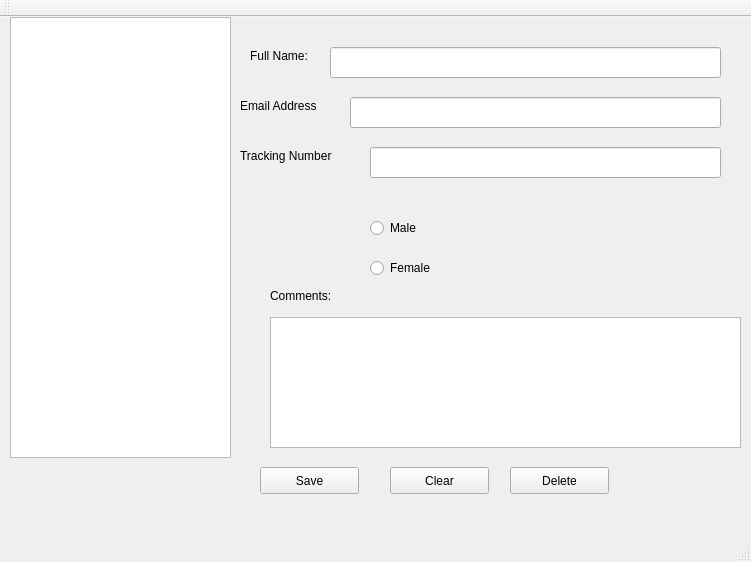
dkreider/people-tracker, file PeopleTracker/peopletracker.ui: the form before one commit.
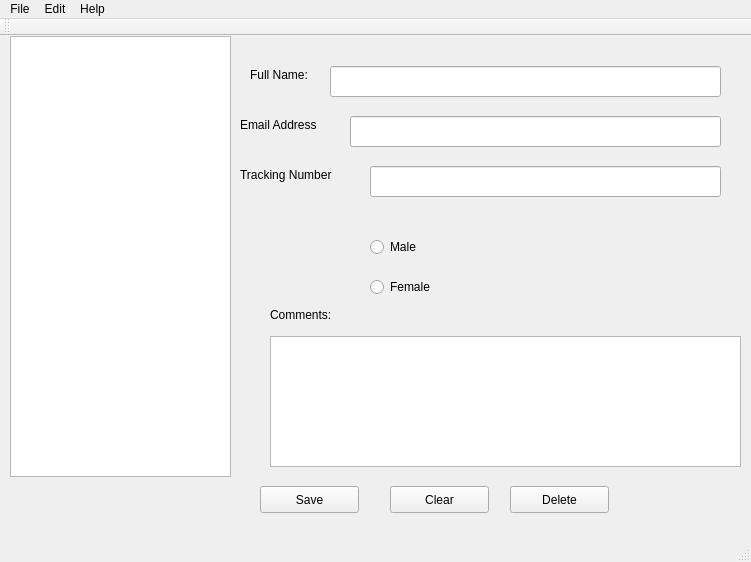
The form after the commit. Icons and pictures are not drawn.

Commit message: Updated UI to include a menu bar.

The edit to the form file:
```diff
--- a/PeopleTracker/peopletracker.ui
+++ b/PeopleTracker/peopletracker.ui
@@ -195,6 +195,31 @@
      <height>25</height>
     </rect>
    </property>
+   <widget class="QMenu" name="menuType">
+    <property name="title">
+     <string>File</string>
+    </property>
+    <addaction name="separator"/>
+    <addaction name="actionOpen"/>
+    <addaction name="actionNew"/>
+   </widget>
+   <widget class="QMenu" name="menuEdit">
+    <property name="title">
+     <string>Edit</string>
+    </property>
+    <addaction name="actionSave"/>
+    <addaction name="actionClose"/>
+    <addaction name="actionDelete"/>
+   </widget>
+   <widget class="QMenu" name="menuHelp">
+    <property name="title">
+     <string>Help</string>
+    </property>
+    <addaction name="actionAbout"/>
+   </widget>
+   <addaction name="menuType"/>
+   <addaction name="menuEdit"/>
+   <addaction name="menuHelp"/>
   </widget>
   <widget class="QToolBar" name="mainToolBar">
    <attribute name="toolBarArea">
```
Left out of the diff: 30 changed lines with no effect on the pictures. The commit also changes 5 other files.
